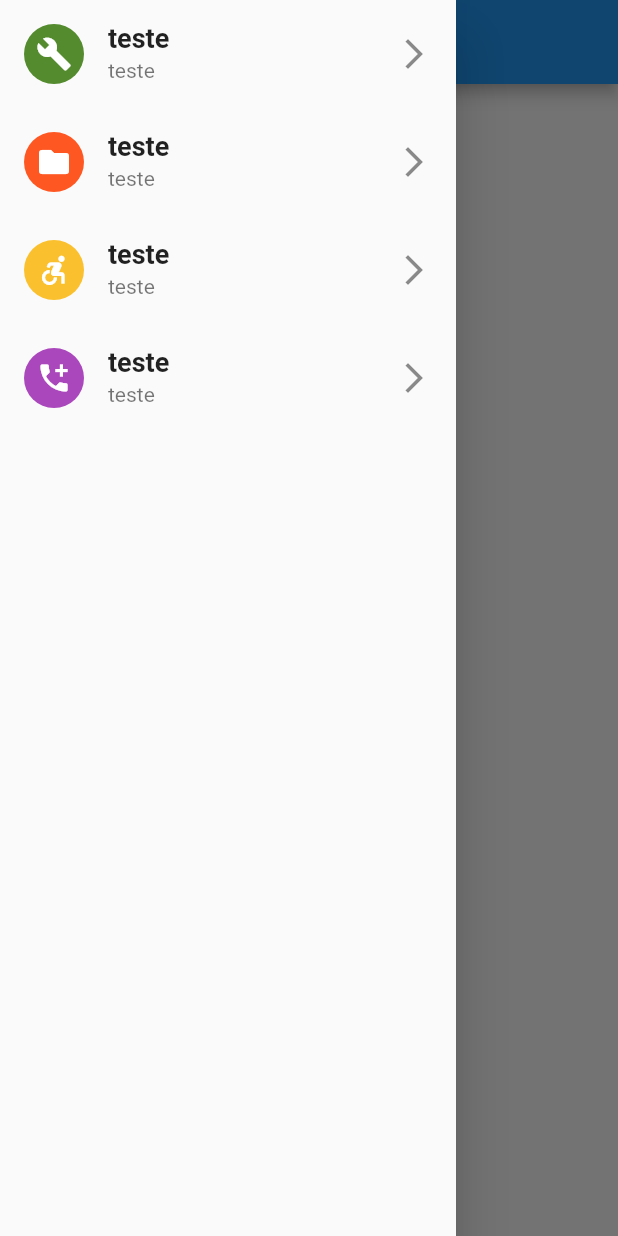
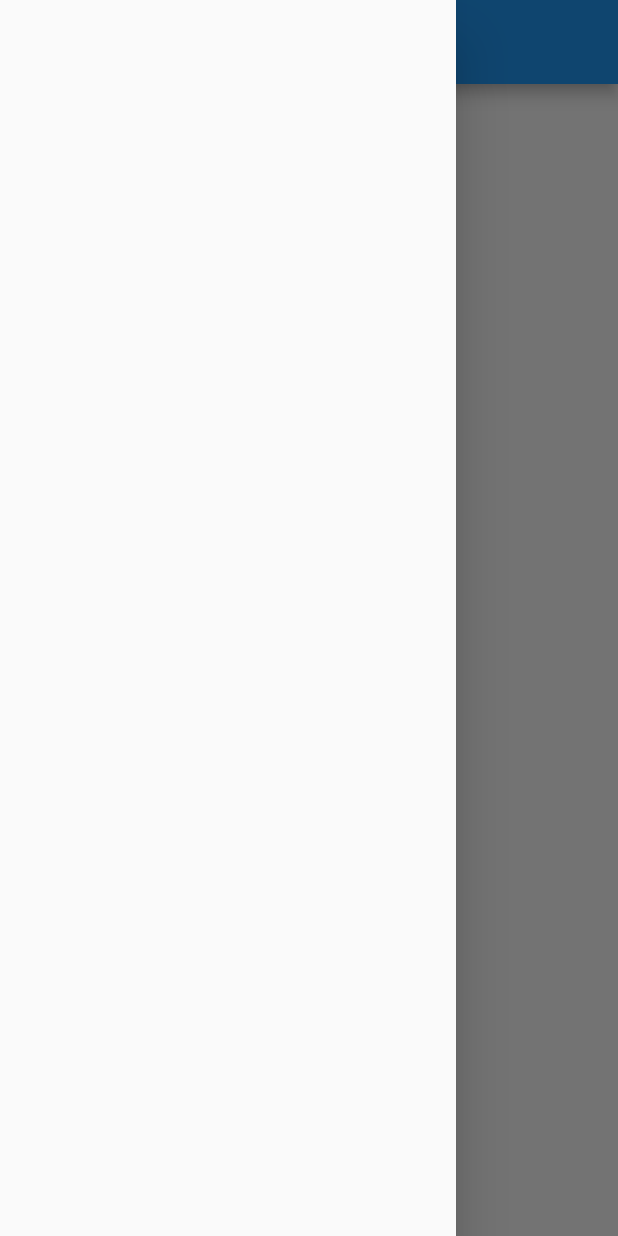
Before and after one commit to SrSantiano/rpg_estudo, a Flutter app: the screen it shows after launch, with the side drawer open, on a phone screen of 412 x 824 dp. Run offline on Flutter 3.47's test engine with Material 2 defaults, Android fonts, the phone set to English and light mode, and no system bars.

Commit message:
apaguei tudo

```diff
--- /dev/null
+++ b/lib/screens/custom_drawer.dart
@@ -0,0 +1,16 @@
+import 'package:flutter/material.dart';
+
+
+class CustomDrawer extends StatefulWidget {
+  @override
+  _CustomDrawerState createState() => _CustomDrawerState();
+}
+
+class _CustomDrawerState extends State<CustomDrawer> {
+  @override
+  Widget build(BuildContext context) {
+    return Drawer(
+
+    );
+  }
+}
--- a/lib/screens/home_page.dart
+++ b/lib/screens/home_page.dart
@@ -1,5 +1,5 @@
 import 'package:flutter/material.dart';
-import 'package:rpg_estudo/screens/listadrawer/lista_drawer.dart';
+
 class HomePage extends StatefulWidget {
   @override
   _HomePageState createState() => _HomePageState();
@@ -13,7 +13,7 @@ class _HomePageState extends State<HomePage> {
         title: Text("RPG"),
       ),
       drawer: Drawer(
-        child: Lista(),
+
       )
     );
   }
--- a/lib/screens/janelasparalinkar/janela.dart
+++ /dev/null
@@ -1,34 +0,0 @@
-import 'package:flutter/material.dart';
-import 'package:flutter/rendering.dart';
-import 'package:rpg_estudo/screens/home_page.dart';
-
-class Janela extends StatelessWidget {
-
-  final String titulo;
-  final Color cor;
-
-  Janela({this.titulo, this.cor});
-
-  @override
-  Widget build(BuildContext context) {
-    return Scaffold(
-      appBar: AppBar(
-        title: Text(titulo),
-        backgroundColor: cor,
-        actions: <Widget>[
-          IconButton(
-            icon: Icon(Icons.home),
-            onPressed: () {
-              Navigator.push(context, MaterialPageRoute(
-                builder: (context) => HomePage(),
-              ));
-            },
-          ),
-        ]
-      ),
-      body: Center(
-        child: Text('teste'),
-      ),
-    );
-  }
-}
--- a/lib/screens/listadrawer/lista_drawer.dart
+++ /dev/null
@@ -1,57 +0,0 @@
-import 'package:flutter/material.dart';
-import 'package:rpg_estudo/screens/listadrawer/widgets/item_lista.dart';
-import 'package:rpg_estudo/screens/janelasparalinkar/janela.dart';
-
-class Lista extends StatelessWidget {
-  @override
-  Widget build(BuildContext context) {
-    return ListView(
-      children: <Widget>[
-
-        ListItem(
-          titulo: 'teste',
-          subTitulo: 'teste',
-          icone: Icon(
-            Icons.build,
-            color: Colors.white,
-          ),
-          bgIconColor: Colors.lightGreen[800],
-          janela: Janela(titulo: 'agora vai', cor: Colors.green,),
-        ),
-
-        ListItem(
-          titulo: 'teste',
-          subTitulo: 'teste',
-          icone: Icon(
-            Icons.folder,
-            color: Colors.white,
-          ),
-          bgIconColor: Colors.deepOrange,
-          janela: Janela(titulo: 'agora foi', cor: Colors.red[600],),
-        ),
-
-        ListItem(
-          titulo: 'teste',
-          subTitulo: 'teste',
-          icone: Icon(
-            Icons.accessible_forward,
-            color: Colors.white,
-          ),
-          bgIconColor: Colors.yellow[700],
-          janela: Janela(titulo: 'agora ta indo', cor: Colors.black54,),
-        ),
-
-        ListItem(
-          titulo: 'teste',
-          subTitulo: 'teste',
-          icone: Icon(
-            Icons.add_call,
-            color: Colors.white,
-          ),
-          bgIconColor: Colors.purple[400],
-          janela: Janela(titulo: 'agora não para mais', cor: Colors.deepOrange[300],),
-        ),
-      ],
-    );
-  }
-}
--- a/lib/screens/listadrawer/widgets/item_lista.dart
+++ /dev/null
@@ -1,44 +0,0 @@
-import 'package:flutter/material.dart';
-import 'package:rpg_estudo/screens/janelasparalinkar/janela.dart';
-
-class ListItem extends StatelessWidget {
-
-  final String titulo;
-  final String subTitulo;
-  final Icon icone;
-  final Janela janela;
-  final Color bgIconColor;
-
-  ListItem({
-    this.titulo,
-    this.subTitulo,
-    this.icone,
-    this.janela,
-    this.bgIconColor,
-  });
-
-  @override
-  Widget build(BuildContext context) {
-    return ListTile(
-
-      leading: CircleAvatar(
-        backgroundColor: bgIconColor,
-        child: icone,
-      ),
-      title: Text(
-        titulo,
-        style: TextStyle(
-          fontSize: 18,
-          fontWeight: FontWeight.w700,
-        ),
-      ),
-      subtitle: Text(subTitulo),
-      trailing: Icon(Icons.arrow_forward_ios,),
-      onTap: () {
-        Navigator.push(context, MaterialPageRoute(
-          builder: (context) => janela
-        ));
-      },
-    );
-  }
-}
```
Also changed, not shown: 2 other files.
